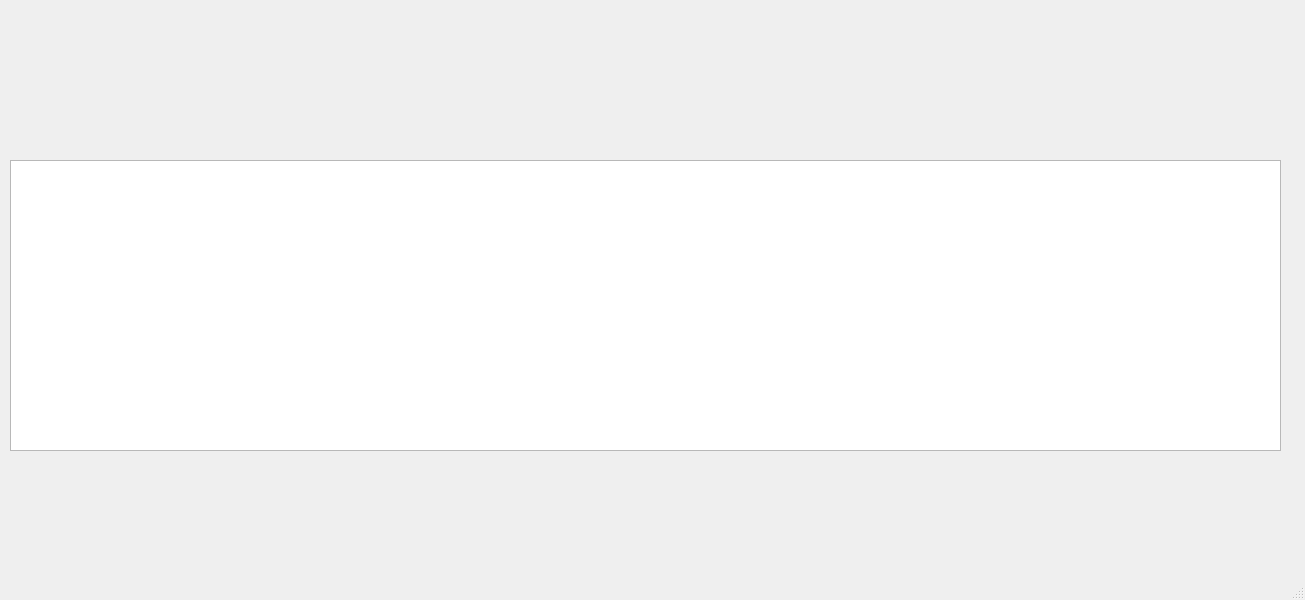
This is pyroll/gui/mainwindow.ui in pyroll-project/pyroll-gui as Qt 5 draws it before an edit. The edited form follows.
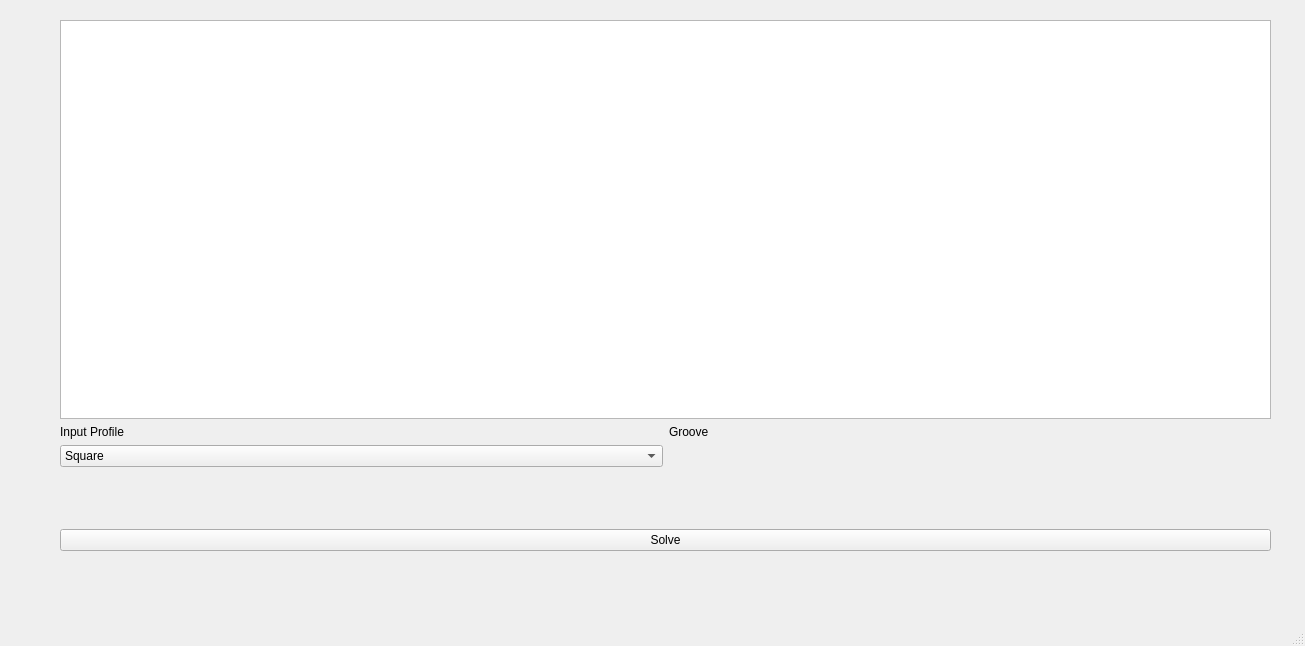
This is the edited form.

What changed in the file:
```diff
--- a/pyroll/gui/mainwindow.ui
+++ b/pyroll/gui/mainwindow.ui
@@ -7,22 +7,106 @@
     <x>0</x>
     <y>0</y>
     <width>1305</width>
-    <height>600</height>
+    <height>646</height>
    </rect>
   </property>
   <property name="windowTitle">
    <string>MainWindow</string>
   </property>
   <widget class="QWidget" name="centralwidget">
-   <widget class="QTableWidget" name="rollPassTable">
+   <widget class="QWidget" name="verticalLayoutWidget">
     <property name="geometry">
      <rect>
-      <x>10</x>
-      <y>160</y>
-      <width>1271</width>
-      <height>291</height>
+      <x>60</x>
+      <y>20</y>
+      <width>1211</width>
+      <height>531</height>
      </rect>
     </property>
+    <layout class="QVBoxLayout" name="verticalLayout">
+     <item>
+      <widget class="QTableWidget" name="rollPassTable"/>
+     </item>
+     <item>
+      <layout class="QHBoxLayout" name="horizontalLayout_2">
+       <item>
+        <layout class="QVBoxLayout" name="verticalLayout_5">
+         <item>
+          <widget class="QLabel" name="label_2">
+           <property name="text">
+            <string>Input Profile</string>
+           </property>
+           <property name="alignment">
+            <set>Qt::AlignLeading|Qt::AlignLeft|Qt::AlignTop</set>
+           </property>
+          </widget>
+         </item>
+         <item>
+          <widget class="QComboBox" name="inputProfileBox">
+           <item>
+            <property name="text">
+             <string>Square</string>
+            </property>
+           </item>
+           <item>
+            <property name="text">
+             <string>Box</string>
+            </property>
+           </item>
+           <item>
+            <property name="text">
+             <string>Round</string>
+            </property>
+           </item>
+           <item>
+            <property name="text">
+             <string>Diamond</string>
+            </property>
+           </item>
+          </widget>
+         </item>
+         <item>
+          <widget class="QWidget" name="widget" native="true">
+           <property name="minimumSize">
+            <size>
+             <width>0</width>
+             <height>50</height>
+            </size>
+           </property>
+           <property name="layoutDirection">
+            <enum>Qt::LeftToRight</enum>
+           </property>
+          </widget>
+         </item>
+        </layout>
+       </item>
+       <item>
+        <layout class="QVBoxLayout" name="verticalLayout_3">
+         <item>
+          <widget class="QLabel" name="label">
+           <property name="text">
+            <string>Groove</string>
+           </property>
+           <property name="alignment">
+            <set>Qt::AlignLeading|Qt::AlignLeft|Qt::AlignTop</set>
+           </property>
+          </widget>
+         </item>
+         <item>
+          <widget class="QWidget" name="grooveEditWidget" native="true"/>
+         </item>
+        </layout>
+       </item>
+      </layout>
+     </item>
+     <item>
+      <widget class="QPushButton" name="pushButton">
+       <property name="text">
+        <string>Solve</string>
+       </property>
+      </widget>
+     </item>
+    </layout>
    </widget>
   </widget>
   <widget class="QMenuBar" name="menubar">
```
